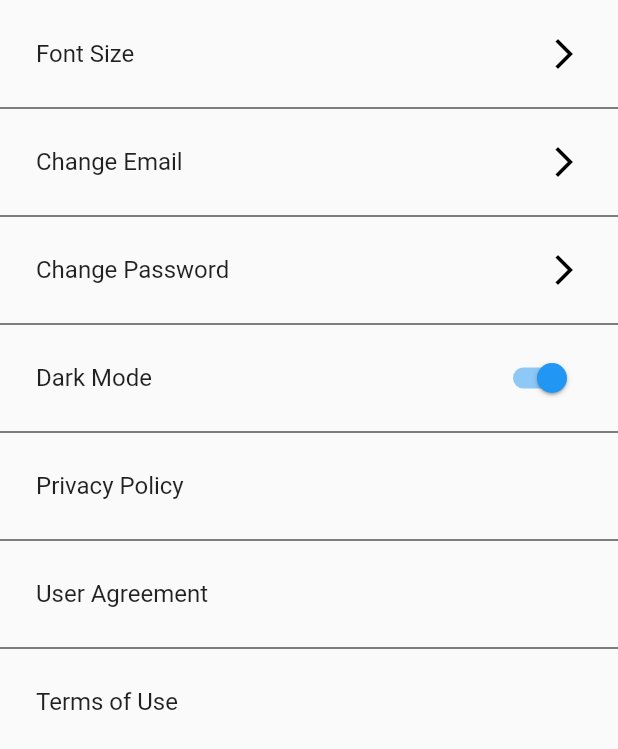
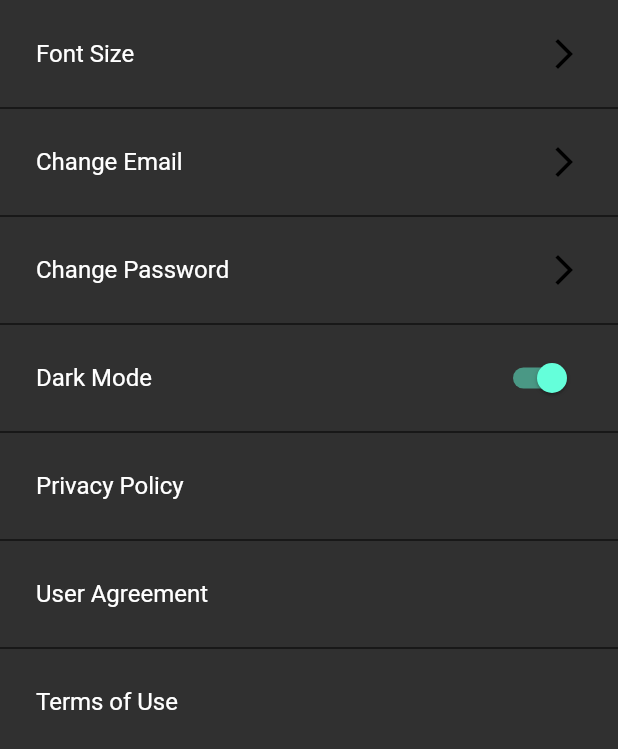
Before and after one commit to celaltas/AttendanceQr-Flutter, a Flutter app: the SettingsPage widget shown alone on an empty page, opened directly, after a tap on "Dark Mode", on a phone screen of 412 x 824 dp. Shown: the top 749 px of the screen. Run offline on Flutter 3.47's test engine with Material 2 defaults, Android fonts, the phone set to English and light mode, and no system bars; our stand-ins replace bloc, cloud_firestore, equatable, firebase_auth, firebase_core, flushbar and 2 more; accounts and stored records are empty; network calls fail.

Commit message:
theme with bloc pattern

```diff
--- /dev/null
+++ b/lib/blocs/theme/theme_bloc.dart
@@ -0,0 +1,31 @@
+import 'dart:async';
+
+import 'package:bloc/bloc.dart';
+import 'package:equatable/equatable.dart';
+import 'package:flutter/cupertino.dart';
+import 'package:flutter/material.dart';
+
+part 'theme_event.dart';
+part 'theme_state.dart';
+
+class ThemeBloc extends Bloc<ThemeEvent, ThemeState> {
+  ThemeBloc(ThemeState initialState) : super(initialState);
+
+    ThemeState get initialState=> ThemeInitial(theme: ThemeData.light(), color: Colors.blue);
+
+
+
+
+  @override
+  Stream<ThemeState> mapEventToState(ThemeEvent event) async* {
+    ThemeInitial themeInitial;
+    if(event is ChangeThemeEvent){
+      if(event.switchState){
+        themeInitial = ThemeInitial(theme: ThemeData.dark(), color: Colors.blueGrey);
+      }else{
+        themeInitial = ThemeInitial(theme: ThemeData.light(), color: Colors.blue);
+      }
+      yield themeInitial;
+    }
+  }
+}
--- /dev/null
+++ b/lib/blocs/theme/theme_event.dart
@@ -0,0 +1,11 @@
+part of 'theme_bloc.dart';
+
+abstract class ThemeEvent extends Equatable {
+  ThemeEvent([List props = const []]):super(props);
+}
+
+class ChangeThemeEvent extends ThemeEvent{
+  final bool switchState;
+
+  ChangeThemeEvent({@required this.switchState}) : super([switchState]);
+}
--- /dev/null
+++ b/lib/blocs/theme/theme_state.dart
@@ -0,0 +1,12 @@
+part of 'theme_bloc.dart';
+
+abstract class ThemeState extends Equatable {
+  ThemeState([List props = const []]):super(props);
+}
+
+class ThemeInitial extends ThemeState {
+  final ThemeData theme;
+  final MaterialColor color;
+
+  ThemeInitial({@required this.theme,@required this.color }):super([theme,color]);
+}
--- a/lib/settings_page.dart
+++ b/lib/settings_page.dart
@@ -1,6 +1,8 @@
+import 'package:attendanceviaqr/blocs/theme/theme_bloc.dart';
 import 'package:flutter/material.dart';
 import 'package:provider/provider.dart';
 import 'services/auth_services.dart';
+import 'package:flutter_bloc/flutter_bloc.dart';
 
 class SettingsPage extends StatefulWidget {
   const SettingsPage({Key key}) : super(key: key);
@@ -47,6 +49,7 @@ class _SettingsPageState extends State<SettingsPage> {
              child: SwitchListTile(title: Text("Dark Mode"), value: switchState, onChanged: (value){
                setState(() {
                  switchState=value;
+                 BlocProvider.of<ThemeBloc>(context).add(ChangeThemeEvent(switchState: switchState));
                });
              },),
            ),
--- a/pubspec.yaml
+++ b/pubspec.yaml
@@ -38,6 +38,8 @@ dev_dependencies:
   provider: "^5.0.0"
   cloud_firestore: "^2.2.0"
   image_picker: "^0.7.5+3"
+  flutter_bloc: ^7.0.1
+  equatable: ^0.2.6
 
 # For information on the generic Dart part of this file, see the
 # following page: https://dart.dev/tools/pub/pubspec
```
Also changed, not shown: lib/main.dart (+15 -9 lines), pubspec.lock.
